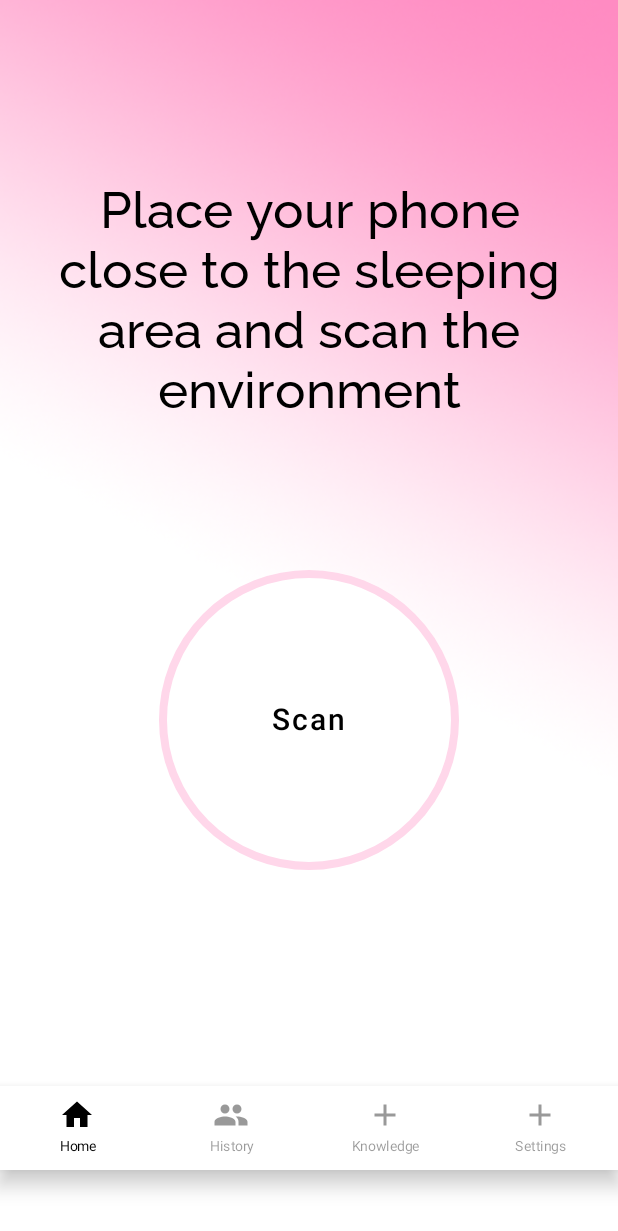
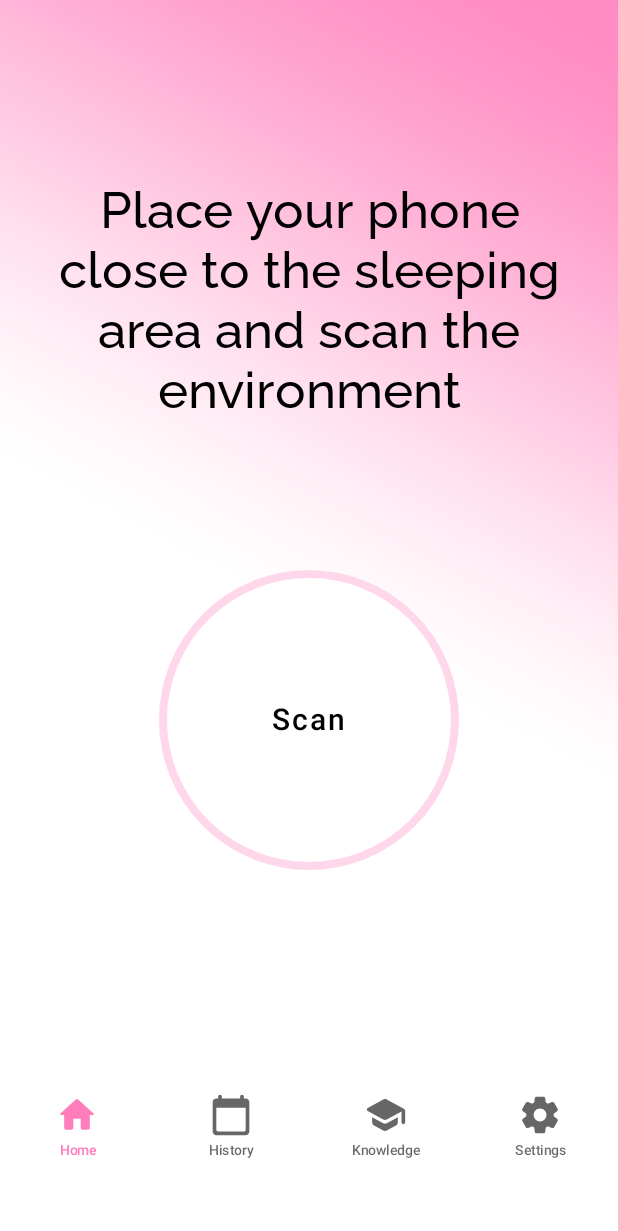
Before and after one commit to Jonnboy91/lullanap, an Android app built with Jetpack Compose: the screen it shows after launch (MainActivity), on a phone screen of 412 x 824 dp. Shown: the top 1231 px of the screen. Run offline under Robolectric (Android 15) with nearby library versions, the phone set to English and light mode, and no system bars.

Commit message:
Bottom navigation bar styling

```diff
--- a/app/src/main/java/com/jonnesten/lullanap/bottomnav/BottomNavActivity.kt
+++ b/app/src/main/java/com/jonnesten/lullanap/bottomnav/BottomNavActivity.kt
@@ -1,11 +1,13 @@
 package com.jonnesten.lullanap.bottomnav
 
 import android.content.SharedPreferences
+import androidx.compose.foundation.layout.size
 import androidx.compose.material.*
 import androidx.compose.runtime.Composable
 import androidx.compose.runtime.getValue
-import androidx.compose.ui.graphics.Color
-import androidx.compose.ui.res.painterResource
+import androidx.compose.ui.Modifier
+import androidx.compose.ui.text.font.FontWeight
+import androidx.compose.ui.unit.dp
 import androidx.compose.ui.unit.sp
 import androidx.navigation.NavController
 import androidx.navigation.NavHostController
@@ -24,19 +26,29 @@ fun BottomNavigation(navController: NavController) {
         BottomNavItem.Settings,
     )
     BottomNavigation(
-        backgroundColor = Color.White,
-        contentColor = Color.Black
+        backgroundColor = MaterialTheme.colors.primary,
+        elevation = 0.dp
     ) {
         val navBackStackEntry by navController.currentBackStackEntryAsState()
         val currentRoute = navBackStackEntry?.destination?.route
         items.forEach { item ->
             BottomNavigationItem(
-                icon = { Icon(painterResource(id = item.icon), contentDescription = item.title) },
-                label = { Text(text = item.title,
-                    fontSize = 9.sp) },
-                selectedContentColor = Color.Black,
-                unselectedContentColor = Color.Black.copy(0.4f),
-                alwaysShowLabel = true,
+                icon = {
+                    Icon(
+                        item.icon,
+                        contentDescription = item.title,
+                        modifier = Modifier.size(29.dp)
+                    )
+                },
+                label = {
+                    Text(
+                        text = item.title,
+                        fontSize = 9.sp,
+                        fontWeight = FontWeight.Medium
+                    )
+                },
+                selectedContentColor = MaterialTheme.colors.secondaryVariant,
+                unselectedContentColor = MaterialTheme.colors.onPrimary.copy(0.6f),
                 selected = currentRoute == item.screen_route,
                 onClick = {
                     navController.navigate(item.screen_route) {
--- a/app/src/main/java/com/jonnesten/lullanap/bottomnav/BottomNavItem.kt
+++ b/app/src/main/java/com/jonnesten/lullanap/bottomnav/BottomNavItem.kt
@@ -1,13 +1,15 @@
 package com.jonnesten.lullanap.bottomnav
+import androidx.compose.material.icons.Icons
+import androidx.compose.material.icons.outlined.*
+import androidx.compose.material.icons.rounded.*
+import androidx.compose.ui.graphics.vector.ImageVector
 
-import com.jonnesten.lullanap.R
+sealed class BottomNavItem(var title:String, var icon:ImageVector, var screen_route:String){
 
-sealed class BottomNavItem(var title:String, var icon:Int, var screen_route:String){
-
-    object Home : BottomNavItem("Home", R.drawable.ic_home,"home")
-    object History: BottomNavItem("History", R.drawable.ic_my_network,"history")
-    object Knowledge: BottomNavItem("Knowledge", R.drawable.ic_post,"knowledge")
-    object Settings: BottomNavItem("Settings", R.drawable.ic_post, "settings")
-    object Scanning: BottomNavItem("Scanning", R.drawable.ic_post, "scanning")
-    object Results: BottomNavItem("Results", R.drawable.ic_post, "results")
+    object Home : BottomNavItem("Home", Icons.Rounded.Home,"home")
+    object History: BottomNavItem("History", Icons.Rounded.CalendarToday,"history")
+    object Knowledge: BottomNavItem("Knowledge", Icons.Rounded.School,"knowledge")
+    object Settings: BottomNavItem("Settings", Icons.Rounded.Settings, "settings")
+    object Scanning: BottomNavItem("Scanning", Icons.Outlined.Lightbulb, "scanning")
+    object Results: BottomNavItem("Results", Icons.Outlined.Lightbulb, "results")
 }
```
